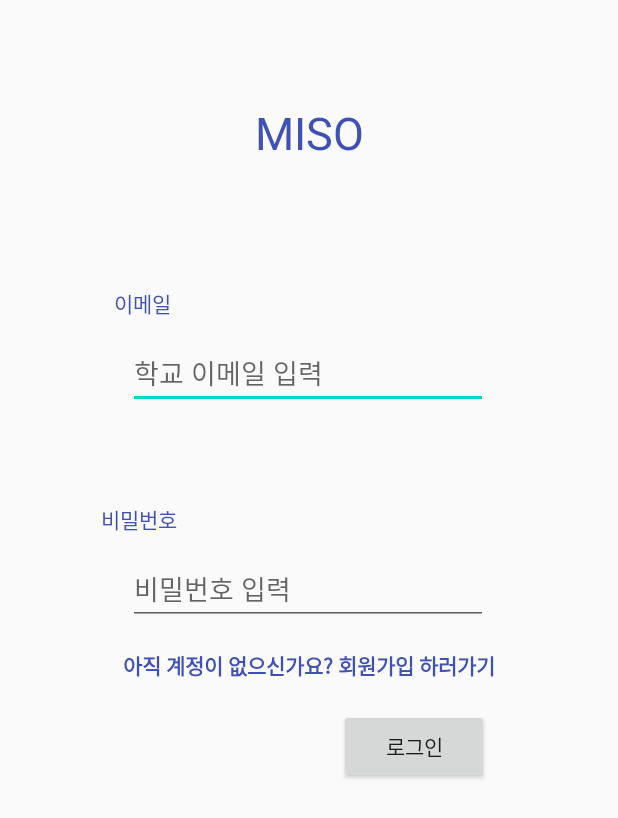
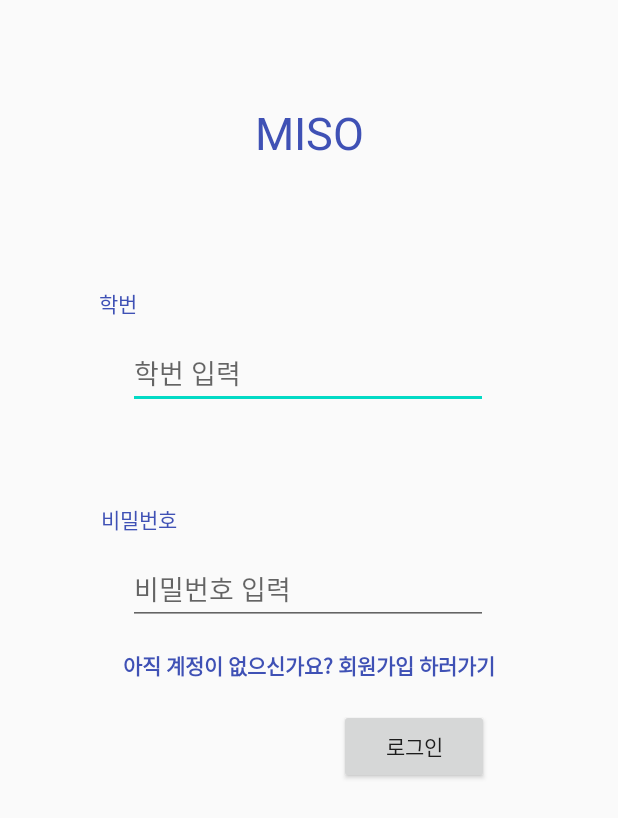
Before and after one commit to kkangjee/miso_capstone_design_project, an Android app: the screen it shows after launch (MainActivity), after a tap on "로그인", on a phone screen of 412 x 824 dp. Shown: the top 818 px of the screen. Run offline under Robolectric (Android 15) with nearby library versions, the phone set to English and light mode, and no system bars; our stand-ins replace Firebase (no records; nobody signed in at launch, a user with empty details on screens opened directly).

Commit message:
login text refactor

```diff
--- a/app/src/main/java/smu/miso/MainActivity.kt
+++ b/app/src/main/java/smu/miso/MainActivity.kt
@@ -55,7 +55,7 @@ class MainActivity : AppCompatActivity() {
         //로그인 버튼 눌러 서비스 로그인
         bt_login.setOnClickListener {
             if (inputEmail.text.toString().isEmpty() || inputPassword.text.toString().isEmpty()) {
-                Toast.makeText(this, "email 혹은 password 를 반드시 입력하세요", Toast.LENGTH_SHORT).show()
+                Toast.makeText(this, "학번 혹은 비밀번호를 반드시 입력하세요", Toast.LENGTH_SHORT).show()
             } else {
                 auth.signInWithEmailAndPassword(
                     inputEmail.text.toString() + "@sangmyung.kr",
--- a/app/src/main/res/layout/activity_main.xml
+++ b/app/src/main/res/layout/activity_main.xml
@@ -52,7 +52,7 @@
         android:layout_height="44dp"
         android:layout_marginTop="120dp"
         android:ems="10"
-        android:hint="학교 이메일 입력"
+        android:hint="학번 입력"
         android:inputType="textPersonName"
         app:layout_constraintEnd_toStartOf="@+id/guideline5"
         app:layout_constraintHorizontal_bias="0.492"
@@ -91,11 +91,11 @@
         android:layout_marginStart="8dp"
         android:layout_marginEnd="244dp"
         android:layout_marginBottom="16dp"
-        android:text="이메일"
+        android:text="학번"
         android:textColor="#3F51B5"
         app:layout_constraintBottom_toTopOf="@+id/inputEmail"
         app:layout_constraintEnd_toStartOf="@+id/guideline5"
-        app:layout_constraintHorizontal_bias="0.819"
+        app:layout_constraintHorizontal_bias="0.235"
         app:layout_constraintStart_toStartOf="@+id/guideline4" />
 
     <EditText
```
